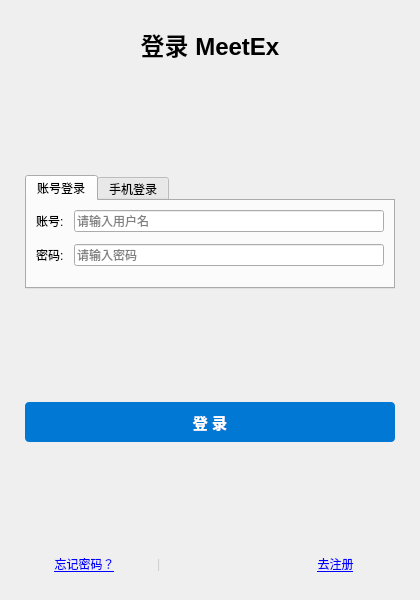
This is ui/login.ui in zhangdalin/MeetEx as Qt 5 draws it before an edit. The edited form follows.
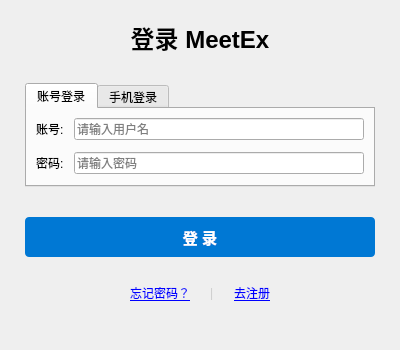
This is the edited form.

Commit message:
feat(ui): 统一设置模态窗口并优化布局
- bookmeeting.ui: 更新 Qt6 枚举格式
- joinmeeting.ui: 设置模态窗口，固定大小 800x600
- login.ui: 固定大小 400x350，模态窗口，禁用最大/最小化
- register.ui: 模态窗口设置

What changed in the file:
```diff
--- a/ui/login.ui
+++ b/ui/login.ui
@@ -6,10 +6,22 @@
    <rect>
     <x>0</x>
     <y>0</y>
-    <width>420</width>
-    <height>600</height>
+    <width>400</width>
+    <height>350</height>
    </rect>
   </property>
+  <property name="minimumSize">
+   <size>
+    <width>400</width>
+    <height>350</height>
+   </size>
+  </property>
+  <property name="maximumSize">
+   <size>
+    <width>400</width>
+    <height>350</height>
+   </size>
+  </property>
   <property name="windowTitle">
    <string>登录</string>
   </property>
@@ -29,13 +41,6 @@
    <property name="bottomMargin">
     <number>20</number>
    </property>
-   <item>
-    <spacer name="verticalSpacer_top">
-     <property name="orientation">
-      <enum>Qt::Vertical</enum>
-     </property>
-    </spacer>
-   </item>
    <item>
     <widget class="QLabel" name="titleLabel">
      <property name="font">
@@ -78,10 +83,10 @@
        <item>
         <layout class="QFormLayout" name="accountFormLayout">
          <property name="labelAlignment">
-          <set>Qt::AlignRight|Qt::AlignVCenter</set>
+          <set>Qt::AlignmentFlag::AlignRight|Qt::AlignmentFlag::AlignTrailing|Qt::AlignmentFlag::AlignVCenter</set>
          </property>
          <property name="formAlignment">
-          <set>Qt::AlignLeading|Qt::AlignTop</set>
+          <set>Qt::AlignmentFlag::AlignLeading|Qt::AlignmentFlag::AlignLeft|Qt::AlignmentFlag::AlignTop</set>
          </property>
          <property name="horizontalSpacing">
           <number>10</number>
@@ -266,7 +271,13 @@
      <item>
       <spacer name="horizontalSpacer_left">
        <property name="orientation">
-        <enum>Qt::Horizontal</enum>
+        <enum>Qt::Orientation::Horizontal</enum>
+       </property>
+       <property name="sizeHint" stdset="0">
+        <size>
+         <width>0</width>
+         <height>0</height>
+        </size>
        </property>
       </spacer>
      </item>
@@ -303,7 +314,13 @@
      <item>
       <spacer name="horizontalSpacer_right">
        <property name="orientation">
-        <enum>Qt::Horizontal</enum>
+        <enum>Qt::Orientation::Horizontal</enum>
+       </property>
+       <property name="sizeHint" stdset="0">
+        <size>
+         <width>0</width>
+         <height>0</height>
+        </size>
        </property>
       </spacer>
      </item>
@@ -312,7 +329,13 @@
    <item>
     <spacer name="verticalSpacer_bottom">
      <property name="orientation">
-      <enum>Qt::Vertical</enum>
+      <enum>Qt::Orientation::Vertical</enum>
+     </property>
+     <property name="sizeHint" stdset="0">
+      <size>
+       <width>0</width>
+       <height>0</height>
+      </size>
      </property>
     </spacer>
    </item>
```
Left out of the diff: 67 changed lines with no effect on the pictures. The commit also changes 3 other files.
